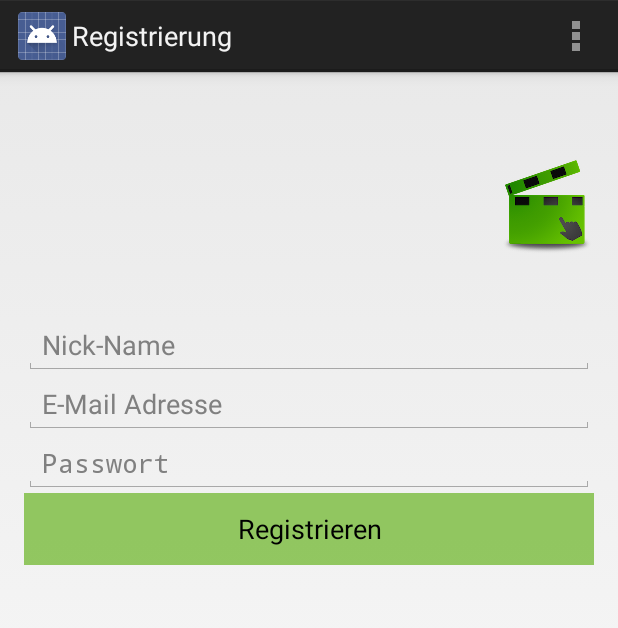
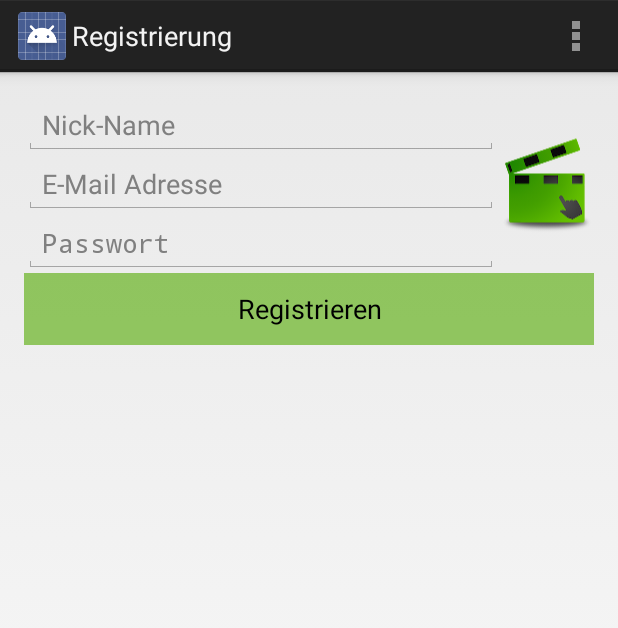
Before and after one commit to phobeus/psit3, an Android app: the RegisterActivity screen opened directly, with no data from a screen before it, on a phone screen of 412 x 824 dp. Shown: the top 628 px of the screen. Run offline under Robolectric (Android 15) with nearby library versions, the phone set to English and light mode, and no system bars.

Commit message:
Minor cleanup in the GUI for lower resolution phones

```diff
--- a/app/src/main/res/layout/activity_register.xml
+++ b/app/src/main/res/layout/activity_register.xml
@@ -17,8 +17,9 @@
         android:id="@+id/logoImage"
         android:src="@drawable/ic_launcher"
         android:layout_alignParentTop="true"
-        android:layout_alignRight="@+id/nickRegisterText"
-        android:layout_alignEnd="@+id/nickRegisterText" />
+        android:layout_alignParentRight="true"
+        android:layout_alignParentEnd="true"
+        android:layout_above="@+id/submitRegisterButton"/>
 
     <EditText
         android:layout_width="match_parent"
@@ -27,9 +28,11 @@
         android:hint="Nick-Name"
         android:ems="10"
         android:id="@+id/nickRegisterText"
-        android:layout_below="@+id/logoImage"
+        android:layout_alignParentTop="true"
         android:layout_alignParentLeft="true"
-        android:layout_alignParentStart="true" />
+        android:layout_alignParentStart="true"
+        android:layout_toLeftOf="@+id/logoImage"
+        android:layout_toStartOf="@+id/logoImage"/>
 
     <EditText
         android:layout_width="match_parent"
@@ -40,8 +43,8 @@
         android:id="@+id/emailRegisterText"
         android:layout_below="@+id/nickRegisterText"
         android:layout_alignParentLeft="true"
-        android:layout_alignParentRight="true"
-        android:layout_alignParentEnd="true" />
+        android:layout_toLeftOf="@+id/logoImage"
+        android:layout_toStartOf="@+id/logoImage"/>
 
     <EditText
         android:layout_width="match_parent"
@@ -53,8 +56,8 @@
         android:layout_alignParentStart="true"
         android:layout_below="@+id/emailRegisterText"
         android:layout_alignParentLeft="true"
-        android:layout_alignParentRight="true"
-        android:layout_alignParentEnd="true" />
+        android:layout_toLeftOf="@+id/logoImage"
+        android:layout_toStartOf="@+id/logoImage"/>
 
     <Button
         android:layout_width="match_parent"
```
Also changed, not shown: app/src/main/res/layout/activity_login.xml (+10 -7 lines).
